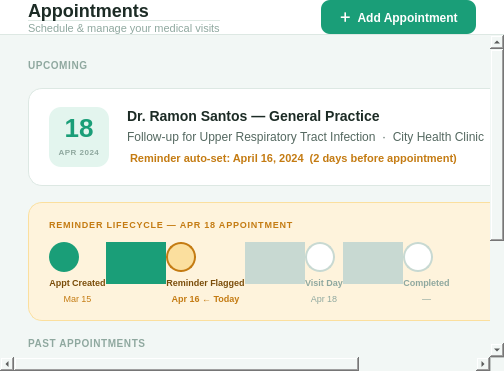
Above: src/ui/page_appointments.ui from shasheenahdeeneillelumasag/CCC151---Group-Project before the change. Below: the same form after it.
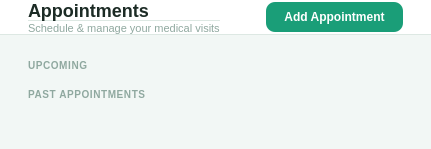
That is the form after the change. Icons and pictures are not drawn.

Commit message: feat: improve sidebar, logout, appointments, and documents pages

The edit to the form file:
```diff
--- a/src/ui/page_appointments.ui
+++ b/src/ui/page_appointments.ui
@@ -8,8 +8,6 @@
   <layout class="QVBoxLayout" name="apptLayout">
    <property name="spacing"><number>0</number></property>
    <property name="leftMargin"><number>0</number></property><property name="topMargin"><number>0</number></property><property name="rightMargin"><number>0</number></property><property name="bottomMargin"><number>0</number></property>
-
-   
    <item>
     <widget class="QFrame" name="topbar">
      <property name="styleSheet"><string>QFrame { background: #FFFFFF; border-bottom: 1px solid #DDE8E3; }</string></property>
@@ -20,11 +18,10 @@
        <item><widget class="QLabel"><property name="text"><string>Schedule &amp; manage your medical visits</string></property><property name="styleSheet"><string>QLabel { font-size: 11px; color: #8FA89F; }</string></property></widget></item>
       </layout></item>
       <item><spacer><property name="orientation"><enum>Qt::Horizontal</enum></property><property name="sizeHint" stdset="0"><size><width>40</width><height>20</height></size></property></spacer></item>
-      <item><widget class="QPushButton" name="btnAddAppt"><property name="text"><string>＋  Add Appointment</string></property><property name="styleSheet"><string>QPushButton { background: #1A9E78; color: #FFF; font-size: 12px; font-weight: 600; border: none; border-radius: 9px; padding: 8px 18px; } QPushButton:hover { background: #0D6B52; }</string></property></widget></item>
+      <item><widget class="QPushButton" name="btnAddAppt"><property name="text"><string>Add Appointment</string></property><property name="styleSheet"><string>QPushButton { background: #1A9E78; color: #FFF; font-size: 12px; font-weight: 600; border: none; border-radius: 9px; padding: 8px 18px; } QPushButton:hover { background: #0D6B52; }</string></property></widget></item>
      </layout>
     </widget>
    </item>
-
    <item>
     <widget class="QScrollArea" name="scrollArea">
      <property name="widgetResizable"><bool>true</bool></property>
@@ -34,141 +31,8 @@
       <layout class="QVBoxLayout">
        <property name="spacing"><number>16</number></property>
        <property name="leftMargin"><number>28</number></property><property name="topMargin"><number>24</number></property><property name="rightMargin"><number>28</number></property><property name="bottomMargin"><number>28</number></property>
-
-       
        <item><widget class="QLabel"><property name="text"><string>UPCOMING</string></property><property name="styleSheet"><string>QLabel { font-size: 10px; font-weight: bold; color: #8FA89F; letter-spacing: 0.6px; }</string></property></widget></item>
-
-       
-       <item>
-        <widget class="QFrame" name="upcomingCard">
-         <property name="styleSheet"><string>QFrame#upcomingCard { background: #FFFFFF; border: 1px solid #DDE8E3; border-radius: 14px; }</string></property>
-         <layout class="QHBoxLayout"><property name="leftMargin"><number>20</number></property><property name="topMargin"><number>18</number></property><property name="rightMargin"><number>20</number></property><property name="bottomMargin"><number>18</number></property><property name="spacing"><number>18</number></property>
-
-          
-          <item>
-           <widget class="QFrame" name="calBlock">
-            <property name="minimumSize"><size><width>60</width><height>60</height></size></property>
-            <property name="maximumSize"><size><width>60</width><height>60</height></size></property>
-            <property name="styleSheet"><string>QFrame#calBlock { background: #E3F5EE; border-radius: 12px; }</string></property>
-            <layout class="QVBoxLayout"><property name="spacing"><number>0</number></property><property name="leftMargin"><number>4</number></property><property name="topMargin"><number>6</number></property><property name="rightMargin"><number>4</number></property><property name="bottomMargin"><number>6</number></property>
-             <item><widget class="QLabel"><property name="text"><string>18</string></property><property name="alignment"><set>AlignCenter</set></property><property name="styleSheet"><string>QLabel { font-size: 26px; font-weight: 800; color: #1A9E78; }</string></property></widget></item>
-             <item><widget class="QLabel"><property name="text"><string>APR 2024</string></property><property name="alignment"><set>AlignCenter</set></property><property name="styleSheet"><string>QLabel { font-size: 8px; font-weight: 700; color: #8FA89F; letter-spacing: 0.5px; }</string></property></widget></item>
-            </layout>
-           </widget>
-          </item>
-
-          <item>
-           <layout class="QVBoxLayout"><property name="spacing"><number>5</number></property>
-            <item><widget class="QLabel"><property name="text"><string>Dr. Ramon Santos — General Practice</string></property><property name="styleSheet"><string>QLabel { font-size: 14px; font-weight: bold; color: #1C2B25; }</string></property></widget></item>
-            <item><widget class="QLabel"><property name="text"><string>Follow-up for Upper Respiratory Tract Infection  ·  City Health Clinic</string></property><property name="styleSheet"><string>QLabel { font-size: 12px; color: #546860; }</string></property></widget></item>
-            <item><widget class="QLabel"><property name="text"><string> Reminder auto-set: April 16, 2024  (2 days before appointment)</string></property><property name="styleSheet"><string>QLabel { font-size: 11px; color: #C47B12; font-weight: 600; }</string></property></widget></item>
-           </layout>
-          </item>
-          <item><spacer><property name="orientation"><enum>Qt::Horizontal</enum></property><property name="sizeHint" stdset="0"><size><width>40</width><height>20</height></size></property></spacer></item>
-          <item>
-           <layout class="QVBoxLayout"><property name="spacing"><number>6</number></property>
-            <item><widget class="QLabel"><property name="text"><string>10:00 AM</string></property><property name="alignment"><set>AlignRight</set></property><property name="styleSheet"><string>QLabel { font-size: 12px; color: #8FA89F; }</string></property></widget></item>
-            <item><widget class="QLabel"><property name="text"><string>  Reminder Active  </string></property><property name="alignment"><set>AlignRight</set></property><property name="styleSheet"><string>QLabel { background: #FBDF9E; color: #7A4D0A; font-size: 10px; font-weight: bold; border-radius: 20px; padding: 2px 4px; }</string></property></widget></item>
-           </layout>
-          </item>
-
-         </layout>
-        </widget>
-       </item>
-
-       
-       <item>
-        <widget class="QFrame" name="reminderTrack">
-         <property name="styleSheet"><string>QFrame#reminderTrack { background: #FEF3DC; border: 1px solid #FBDF9E; border-radius: 14px; }</string></property>
-         <layout class="QVBoxLayout"><property name="leftMargin"><number>20</number></property><property name="topMargin"><number>16</number></property><property name="rightMargin"><number>20</number></property><property name="bottomMargin"><number>16</number></property><property name="spacing"><number>12</number></property>
-          <item><widget class="QLabel"><property name="text"><string>REMINDER LIFECYCLE — APR 18 APPOINTMENT</string></property><property name="styleSheet"><string>QLabel { font-size: 9px; font-weight: bold; color: #C47B12; letter-spacing: 0.8px; }</string></property></widget></item>
-          <item>
-           <layout class="QHBoxLayout"><property name="spacing"><number>0</number></property>
-
-            
-            <item>
-             <layout class="QVBoxLayout"><property name="spacing"><number>5</number></property><property name="alignment"><enum>Qt::AlignHCenter</enum></property>
-              <item><widget class="QLabel"><property name="pixmap"><pixmap><normaloff>:/assets/ic_check.svg</normaloff>:/assets/ic_check.svg</pixmap></property>
-     <property name="scaledContents"><bool>true</bool></property><property name="alignment"><set>AlignCenter</set></property><property name="minimumSize"><size><width>30</width><height>30</height></size></property><property name="maximumSize"><size><width>30</width><height>30</height></size></property><property name="styleSheet"><string>QLabel { background: #1A9E78; color: #FFF;
-    font-weight: bold; border-radius: 15px; }</string></property></widget></item>
-              <item><widget class="QLabel"><property name="text"><string>Appt Created</string></property><property name="alignment"><set>AlignCenter</set></property><property name="styleSheet"><string>QLabel { font-size: 9px; font-weight: bold; color: #7A4D0A; }</string></property></widget></item>
-              <item><widget class="QLabel"><property name="text"><string>Mar 15</string></property><property name="alignment"><set>AlignCenter</set></property><property name="styleSheet"><string>QLabel { font-size: 9px; color: #C47B12; }</string></property></widget></item>
-             </layout>
-            </item>
-
-            <item><widget class="QFrame"><property name="minimumSize"><size><width>60</width><height>2</height></size></property><property name="maximumHeight"><number>2</number></property><property name="styleSheet"><string>QFrame { background: #1A9E78; margin-bottom: 20px; }</string></property></widget></item>
-
-            
-            <item>
-             <layout class="QVBoxLayout"><property name="spacing"><number>5</number></property><property name="alignment"><enum>Qt::AlignHCenter</enum></property>
-              <item><widget class="QLabel"><property name="pixmap"><pixmap><normaloff>:/assets/ic_bell.svg</normaloff>:/assets/ic_bell.svg</pixmap></property>
-     <property name="scaledContents"><bool>true</bool></property><property name="alignment"><set>AlignCenter</set></property><property name="minimumSize"><size><width>30</width><height>30</height></size></property><property name="maximumSize"><size><width>30</width><height>30</height></size></property><property name="styleSheet"><string>QLabel { background: #FBDF9E; border: 2px solid #C47B12; border-radius: 15px;
-    }</string></property></widget></item>
-              <item><widget class="QLabel"><property name="text"><string>Reminder Flagged</string></property><property name="alignment"><set>AlignCenter</set></property><property name="styleSheet"><string>QLabel { font-size: 9px; font-weight: bold; color: #7A4D0A; }</string></property></widget></item>
-              <item><widget class="QLabel"><property name="text"><string>Apr 16 ← Today</string></property><property name="alignment"><set>AlignCenter</set></property><property name="styleSheet"><string>QLabel { font-size: 9px; color: #C47B12; font-weight: 600; }</string></property></widget></item>
-             </layout>
-            </item>
-
-            <item><widget class="QFrame"><property name="minimumSize"><size><width>60</width><height>2</height></size></property><property name="maximumHeight"><number>2</number></property><property name="styleSheet"><string>QFrame { background: #C8D9D2; margin-bottom: 20px; }</string></property></widget></item>
-
-            
-            <item>
-             <layout class="QVBoxLayout"><property name="spacing"><number>5</number></property><property name="alignment"><enum>Qt::AlignHCenter</enum></property>
-              <item><widget class="QLabel"><property name="pixmap"><pixmap><normaloff>:/assets/ic_calendar.svg</normaloff>:/assets/ic_calendar.svg</pixmap></property>
-     <property name="scaledContents"><bool>true</bool></property><property name="alignment"><set>AlignCenter</set></property><property name="minimumSize"><size><width>30</width><height>30</height></size></property><property name="maximumSize"><size><width>30</width><height>30</height></size></property><property name="styleSheet"><string>QLabel { background: #FFFFFF; border: 2px solid #C8D9D2; border-radius: 15px;
-    }</string></property></widget></item>
-              <item><widget class="QLabel"><property name="text"><string>Visit Day</string></property><property name="alignment"><set>AlignCenter</set></property><property name="styleSheet"><string>QLabel { font-size: 9px; font-weight: bold; color: #8FA89F; }</string></property></widget></item>
-              <item><widget class="QLabel"><property name="text"><string>Apr 18</string></property><property name="alignment"><set>AlignCenter</set></property><property name="styleSheet"><string>QLabel { font-size: 9px; color: #8FA89F; }</string></property></widget></item>
-             </layout>
-            </item>
-
-            <item><widget class="QFrame"><property name="minimumSize"><size><width>60</width><height>2</height></size></property><property name="maximumHeight"><number>2</number></property><property name="styleSheet"><string>QFrame { background: #C8D9D2; margin-bottom: 20px; }</string></property></widget></item>
-
-            
-            <item>
-             <layout class="QVBoxLayout"><property name="spacing"><number>5</number></property><property name="alignment"><enum>Qt::AlignHCenter</enum></property>
-              <item><widget class="QLabel"><property name="pixmap"><pixmap><normaloff>:/assets/ic_check.svg</normaloff>:/assets/ic_check.svg</pixmap></property>
-     <property name="scaledContents"><bool>true</bool></property><property name="alignment"><set>AlignCenter</set></property><property name="minimumSize"><size><width>30</width><height>30</height></size></property><property name="maximumSize"><size><width>30</width><height>30</height></size></property><property name="styleSheet"><string>QLabel { background: #FFFFFF; border: 2px solid #C8D9D2; color: #C8D9D2;
-    font-weight: bold; border-radius: 15px; }</string></property></widget></item>
-              <item><widget class="QLabel"><property name="text"><string>Completed</string></property><property name="alignment"><set>AlignCenter</set></property><property name="styleSheet"><string>QLabel { font-size: 9px; font-weight: bold; color: #8FA89F; }</string></property></widget></item>
-              <item><widget class="QLabel"><property name="text"><string>—</string></property><property name="alignment"><set>AlignCenter</set></property><property name="styleSheet"><string>QLabel { font-size: 9px; color: #8FA89F; }</string></property></widget></item>
-             </layout>
-            </item>
-
-            <item><spacer><property name="orientation"><enum>Qt::Horizontal</enum></property><property name="sizeHint" stdset="0"><size><width>40</width><height>20</height></size></property></spacer></item>
-           </layout>
-          </item>
-         </layout>
-        </widget>
-       </item>
-
-       
        <item><widget class="QLabel"><property name="text"><string>PAST APPOINTMENTS</string></property><property name="styleSheet"><string>QLabel { font-size: 10px; font-weight: bold; color: #8FA89F; letter-spacing: 0.6px; }</string></property></widget></item>
-       <item>
-        <widget class="QFrame" name="pastCard">
-         <property name="styleSheet"><string>QFrame#pastCard { background: #FFFFFF; border: 1px solid #DDE8E3; border-radius: 14px; }</string></property>
-         <layout class="QVBoxLayout"><property name="spacing"><number>0</number></property><property name="leftMargin"><number>0</number></property><property name="topMargin"><number>0</number></property><property name="rightMargin"><number>0</number></property><property name="bottomMargin"><number>0</number></property>
-          <item>
-           <layout class="QHBoxLayout"><property name="leftMargin"><number>20</number></property><property name="topMargin"><number>14</number></property><property name="rightMargin"><number>20</number></property><property name="bottomMargin"><number>14</number></property><property name="spacing"><number>14</number></property>
-            <item><layout class="QVBoxLayout"><property name="spacing"><number>0</number></property><item><widget class="QLabel"><property name="text"><string>15</string></property><property name="styleSheet"><string>QLabel { font-size: 22px; font-weight: 800; color: #8FA89F; }</string></property></widget></item><item><widget class="QLabel"><property name="text"><string>MAR 2024</string></property><property name="styleSheet"><string>QLabel { font-size: 9px; color: #8FA89F; }</string></property></widget></item></layout></item>
-            <item><layout class="QVBoxLayout"><property name="spacing"><number>3</number></property><item><widget class="QLabel"><property name="text"><string>Dr. Dela Cruz — General Practitioner</string></property><property name="styleSheet"><string>QLabel { font-size: 13px; font-weight: bold; color: #1C2B25; }</string></property></widget></item><item><widget class="QLabel"><property name="text"><string>Checkup for URTI symptoms  ·  City Health Clinic</string></property><property name="styleSheet"><string>QLabel { font-size: 11px; color: #546860; }</string></property></widget></item></layout></item>
-            <item><spacer><property name="orientation"><enum>Qt::Horizontal</enum></property><property name="sizeHint" stdset="0"><size><width>40</width><height>20</height></size></property></spacer></item>
-            <item><widget class="QLabel"><property name="text"><string>Completed</string></property><property name="styleSheet"><string>QLabel { background: #E8F5EB; color: #1F5C2E; font-size: 10px; font-weight: bold; border-radius: 20px; padding: 2px 10px; }</string></property></widget></item>
-           </layout>
-          </item>
-          <item><widget class="QFrame"><property name="frameShape"><enum>QFrame::HLine</enum></property><property name="styleSheet"><string>QFrame { color: #DDE8E3; margin: 0 20px; }</string></property></widget></item>
-          <item>
-           <layout class="QHBoxLayout"><property name="leftMargin"><number>20</number></property><property name="topMargin"><number>14</number></property><property name="rightMargin"><number>20</number></property><property name="bottomMargin"><number>14</number></property><property name="spacing"><number>14</number></property>
-            <item><layout class="QVBoxLayout"><property name="spacing"><number>0</number></property><item><widget class="QLabel"><property name="text"><string>10</string></property><property name="styleSheet"><string>QLabel { font-size: 22px; font-weight: 800; color: #8FA89F; }</string></property></widget></item><item><widget class="QLabel"><property name="text"><string>JAN 2024</string></property><property name="styleSheet"><string>QLabel { font-size: 9px; color: #8FA89F; }</string></property></widget></item></layout></item>
-            <item><layout class="QVBoxLayout"><property name="spacing"><number>3</number></property><item><widget class="QLabel"><property name="text"><string>Dr. Santos — Annual PE</string></property><property name="styleSheet"><string>QLabel { font-size: 13px; font-weight: bold; color: #1C2B25; }</string></property></widget></item><item><widget class="QLabel"><property name="text"><string>Annual Physical Exam  ·  PhilHealth Clinic</string></property><property name="styleSheet"><string>QLabel { font-size: 11px; color: #546860; }</string></property></widget></item></layout></item>
-            <item><spacer><property name="orientation"><enum>Qt::Horizontal</enum></property><property name="sizeHint" stdset="0"><size><width>40</width><height>20</height></size></property></spacer></item>
-            <item><widget class="QLabel"><property name="text"><string>Completed</string></property><property name="styleSheet"><string>QLabel { background: #E8F5EB; color: #1F5C2E; font-size: 10px; font-weight: bold; border-radius: 20px; padding: 2px 10px; }</string></property></widget></item>
-           </layout>
-          </item>
-         </layout>
-        </widget>
-       </item>
-
        <item><spacer><property name="orientation"><enum>Qt::Vertical</enum></property><property name="sizeHint" stdset="0"><size><width>40</width><height>20</height></size></property></spacer></item>
       </layout>
      </widget>
```
The commit also changes 37 other files.
